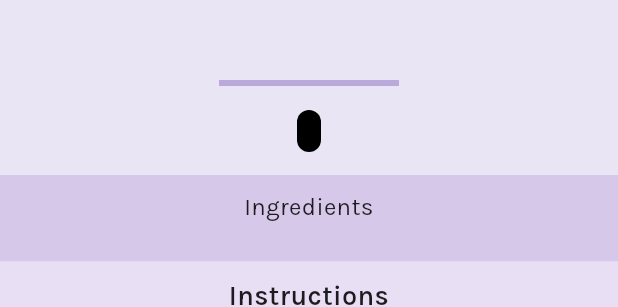
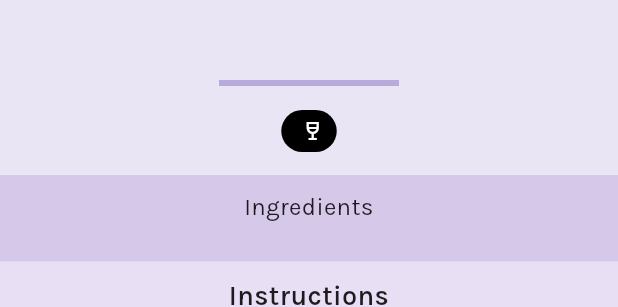
Before and after one commit to SchawnnDev/cocktails, a Flutter app: the DrinkRecipeModal widget shown alone on an empty page, opened directly with empty values, on a phone screen of 412 x 824 dp. Shown: the part 343-650 px from the top of the screen. Run offline on Flutter 3.47's test engine with Material 3 defaults, Android fonts, the phone set to English and light mode, and no system bars; drawn by our look-alikes of cached_network_image; our stand-ins replace get, lottie, shimmer; network calls fail.

Commit message:
impr modal

```diff
--- a/lib/main.dart
+++ b/lib/main.dart
@@ -26,7 +26,7 @@ class MyApp extends StatelessWidget {
       future: Future.wait([
         cocktailsDBService.getCategories(),
         cocktailsDBService.getRandomDrinks(2),
-        Future.delayed(const Duration(seconds: 2)),
+       // Future.delayed(const Duration(seconds: 2)),
       ]),
       builder: (context, snapshot) {
         Widget child;
--- a/lib/pages/widgets/drink_recipe_modal.dart
+++ b/lib/pages/widgets/drink_recipe_modal.dart
@@ -7,12 +7,19 @@ import 'package:cocktails/models/drink.dart';
 import 'package:cocktails/utils/widgets/invisible_expanded_header.dart';
 import 'package:shimmer/shimmer.dart';
 
-class DrinkRecipeModal extends StatelessWidget {
+class DrinkRecipeModal extends StatefulWidget {
   final Drink drink;
   static const instructionFontSize = 16.0;
   static const instructionStepFontSize = 15.0;
 
   DrinkRecipeModal({super.key, required this.drink});
+
+  @override
+  State<DrinkRecipeModal> createState() => _DrinkRecipeModalState();
+}
+
+class _DrinkRecipeModalState extends State<DrinkRecipeModal> {
+  var headerVisible = false;
 
   @override
   Widget build(BuildContext context) {
@@ -24,7 +31,9 @@ class DrinkRecipeModal extends StatelessWidget {
           pinned: true,
           floating: false,
           flexibleSpace: FlexibleSpaceBar(
-            title: Padding(
+            title: Container(
+              color: Colors.white.withOpacity(headerVisible ? 1 : 0),
+              child: Padding(
                 padding: const EdgeInsets.only(left: 65, right: 65),
                 child: Column(
                   crossAxisAlignment: CrossAxisAlignment.stretch,
@@ -32,13 +41,21 @@ class DrinkRecipeModal extends StatelessWidget {
                   children: [
                     InvisibleExpandedHeader(
                         child: Text(
-                    drink.strDrink!,
+                          widget.drink.strDrink!,
                           style: const TextStyle(
                               color: Colors.black, fontWeight: FontWeight.w600),
                           textAlign: TextAlign.center,
                           overflow: TextOverflow.ellipsis,
-                  )),
+                        ),
+                        onVisibilityChanged: (v) {
+                          WidgetsBinding.instance.addPostFrameCallback((_) {
+                            setState(() {
+                              headerVisible = v;
+                            });
+                          });
+                        }),
                   ],
+                ),
               ),
             ),
             titlePadding: EdgeInsets.zero,
@@ -49,8 +66,9 @@ class DrinkRecipeModal extends StatelessWidget {
           automaticallyImplyLeading: false,
           leadingWidth: 54,
           backgroundColor: Colors.white,
-          leading: Container(
-            margin: EdgeInsets.only(left: 5, top: 5),
+          leading: AnimatedContainer(
+            duration: Duration(milliseconds: 250), // Adjust the duration as needed
+            margin: EdgeInsets.only(left: 5, top: headerVisible ? 0 : 5),
             decoration: BoxDecoration(
               shape: BoxShape.circle,
               color: Colors.white,
@@ -66,9 +84,10 @@ class DrinkRecipeModal extends StatelessWidget {
             ),
           ),
           actions: [
-            Container(
+            AnimatedContainer(
+              duration: Duration(milliseconds: 250),
               //width: 48,
-              margin: EdgeInsets.only(right: 5, top: 5),
+              margin: EdgeInsets.only(right: 5, top: headerVisible ? 0 : 5),
               decoration: BoxDecoration(
                 shape: BoxShape.circle,
                 color: Colors.white,
@@ -113,13 +132,13 @@ class DrinkRecipeModal extends StatelessWidget {
             textAlign: TextAlign.center,
             style: const TextStyle(fontSize: 18, fontWeight: FontWeight.w600),
           ),
-          if (drink.instructions['EN'] != null) // TODO: choose lang
+          if (widget.drink.instructions['EN'] != null) // TODO: choose lang
             Padding(
               padding: const EdgeInsets.only(left: 10),
               child: ListView.builder(
                 physics: NeverScrollableScrollPhysics(),
                 shrinkWrap: true,
-                itemCount: drink.instructions['EN']!.length,
+                itemCount: widget.drink.instructions['EN']!.length + 100,
                 itemBuilder: (context, index) {
                   return Container(
                     margin: EdgeInsets.only(top: 10),
@@ -127,29 +146,31 @@ class DrinkRecipeModal extends StatelessWidget {
                       crossAxisAlignment: CrossAxisAlignment.start,
                       children: [
                         Text(
-                          index + 1 == drink.instructions['EN']!.length
+                          index + 1 == widget.drink.instructions['EN']!.length
                               ? 'Final step'
                               : 'Step ${index + 1}',
                           style: const TextStyle(
                               color: Colors.grey,
-                              fontSize: instructionStepFontSize),
+                              fontSize:
+                                  DrinkRecipeModal.instructionStepFontSize),
                           textAlign: TextAlign.left,
                         ),
                         SizedBox(
                           height: 3,
                         ),
-                        Text(drink.instructions['EN']![index],
+                        Text(index >= widget.drink.instructions['EN']!.length ? '' : widget.drink.instructions['EN']![index],
                             textAlign: TextAlign.left,
-                            style:
-                                const TextStyle(fontSize: instructionFontSize)),
+                            style: const TextStyle(
+                                fontSize:
+                                    DrinkRecipeModal.instructionFontSize)),
                       ],
                     ),
                   );
                 },
               ),
             ),
-          if (drink.instructions['EN'] == null ||
-              drink.instructions['EN']!.isEmpty)
+          if (widget.drink.instructions['EN'] == null ||
+              widget.drink.instructions['EN']!.isEmpty)
             Text('No instructions :('),
         ],
       ),
@@ -176,7 +197,7 @@ class DrinkRecipeModal extends StatelessWidget {
             runSpacing: 10,
             // Adjust the run spacing (spacing between rows)
             children: List.generate(
-              drink.ingredients.length,
+              widget.drink.ingredients.length,
               (index) => SizedBox(
                 width: 80, // Adjust the width as needed
                 child: Column(
@@ -191,8 +212,8 @@ class DrinkRecipeModal extends StatelessWidget {
                       ),
                       child: Center(
                         child: CachedNetworkImage(
-                          imageUrl:
-                              drink.ingredients[index].getLittleImageUrl(),
+                          imageUrl: widget.drink.ingredients[index]
+                              .getLittleImageUrl(),
                           imageBuilder: (context, imageProvider) => Container(
                             height: 70,
                             width: 70,
@@ -227,7 +248,7 @@ class DrinkRecipeModal extends StatelessWidget {
                               fit: BoxFit.fitWidth,
                               child: */
                     Text(
-                      drink.ingredients[index].measure,
+                      widget.drink.ingredients[index].measure,
                       style: const TextStyle(
                         fontSize: 14,
                         fontWeight: FontWeight.bold,
@@ -240,7 +261,7 @@ class DrinkRecipeModal extends StatelessWidget {
                           fit: BoxFit.fitWidth,
                           child: */
                     Text(
-                      drink.ingredients[index].name,
+                      widget.drink.ingredients[index].name,
                       textAlign: TextAlign.center,
                       style: const TextStyle(fontSize: 12),
                     ),
@@ -265,7 +286,7 @@ class DrinkRecipeModal extends StatelessWidget {
           child: Column(
             children: [
               Text(
-                drink.strDrink!,
+                widget.drink.strDrink!,
                 textAlign: TextAlign.center,
                 style: const TextStyle(
                     color: Colors.black,
@@ -287,15 +308,20 @@ class DrinkRecipeModal extends StatelessWidget {
               const SizedBox(
                 height: 10,
               ),
-              if (drink.strGlass != null)
+              if (widget.drink.strGlass != null)
                 BadgePill(
-                  text: drink.strGlass!,
+                  text: widget.drink.strGlass!,
                   color: Colors.black,
                   textStyle: const TextStyle(
                       color: Colors.white, fontWeight: FontWeight.w200),
+                  backIcon: Icon(
+                    Icons.wine_bar_outlined,
+                    color: Colors.white,
+                    size: 16,
+                  ),
                 ),
               SizedBox(
-                height: drink.strGlass == null ? 10 : 15,
+                height: widget.drink.strGlass == null ? 10 : 15,
               ),
             ],
           ),
@@ -315,7 +341,7 @@ class DrinkRecipeModal extends StatelessWidget {
               width: 180,
               height: 180,
               child: CachedNetworkImage(
-                imageUrl: drink.strDrinkThumb ?? '',
+                imageUrl: widget.drink.strDrinkThumb ?? '',
                 imageBuilder: (context, imageProvider) => Container(
                   decoration: BoxDecoration(
                     borderRadius: BorderRadius.circular(8),
--- a/lib/utils/widgets/badge_pill.dart
+++ b/lib/utils/widgets/badge_pill.dart
@@ -4,8 +4,15 @@ class BadgePill extends StatelessWidget {
   final String text;
   final Color color;
   final TextStyle? textStyle;
+  final Icon? frontIcon;
+  final Icon? backIcon;
 
-  BadgePill({required this.text, required this.color, this.textStyle});
+  BadgePill(
+      {required this.text,
+      required this.color,
+      this.textStyle,
+      this.frontIcon,
+      this.backIcon});
 
   @override
   Widget build(BuildContext context) {
@@ -15,10 +22,15 @@ class BadgePill extends StatelessWidget {
           color: color,
           borderRadius: BorderRadius.circular(16),
         ),
-      child: Text(
+        child: Row(mainAxisSize: MainAxisSize.min, children: [
+          if (frontIcon != null)
+            Container(margin: EdgeInsets.only(right: 5), child: frontIcon!),
+          Text(
             text,
             style: textStyle ?? TextStyle(color: Colors.white),
           ),
-    );
+          if (backIcon != null)
+            Container(margin: EdgeInsets.only(left: 5), child: backIcon!),
+        ]));
   }
 }
--- a/lib/utils/widgets/invisible_expanded_header.dart
+++ b/lib/utils/widgets/invisible_expanded_header.dart
@@ -2,11 +2,10 @@ import 'package:flutter/material.dart';
 
 class InvisibleExpandedHeader extends StatefulWidget {
   final Widget child;
+  final Function(bool)? onVisibilityChanged;
 
-  const InvisibleExpandedHeader({
-    super.key,
-    required this.child,
-  });
+  const InvisibleExpandedHeader(
+      {super.key, required this.child, this.onVisibilityChanged});
 
   @override
   _InvisibleExpandedHeaderState createState() {
@@ -49,6 +48,9 @@ class _InvisibleExpandedHeaderState extends State<InvisibleExpandedHeader> {
     if (_visible != visible) {
       setState(() {
         _visible = visible;
+        if (widget.onVisibilityChanged != null) {
+          widget.onVisibilityChanged!(visible);
+        }
       });
     }
   }
```
Lines whose indentation alone changed are shown as unchanged.
